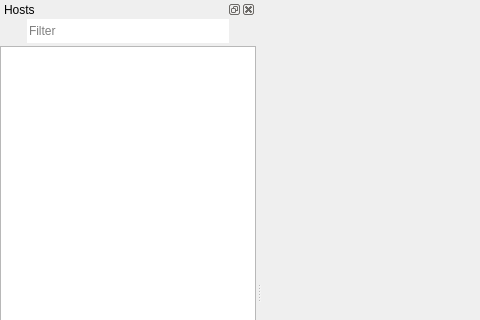
First picture: the form in ui/mainwindow.ui, repository devqore/myrdp, before the edit; both pictures show x 0 to 480 and y 0 to 320 of the 819 by 584 pixel window.
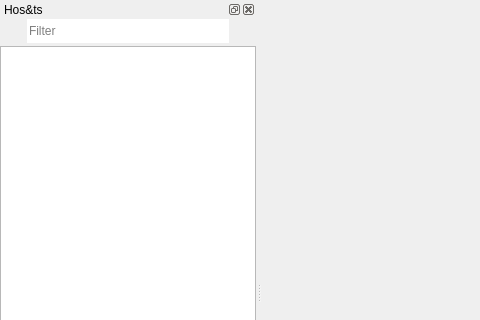
Second picture: the form after the edit. Icons and pictures are not drawn.

Commit message: duplicate host, closes #7

```diff
--- a/ui/mainwindow.ui
+++ b/ui/mainwindow.ui
@@ -37,7 +37,7 @@
     <set>Qt::LeftDockWidgetArea|Qt::RightDockWidgetArea</set>
    </property>
    <property name="windowTitle">
-    <string>Hosts</string>
+    <string>Hos&amp;ts</string>
    </property>
    <attribute name="dockWidgetArea">
     <number>1</number>
```
Left out of the diff: 19 changed lines with no effect on the pictures. The commit also changes 5 other files.
